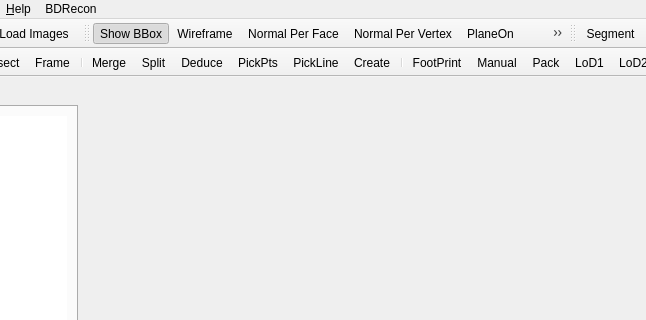
Old version of the form qCC/ui_templates/mainWindow.ui in the repository CloudCompare/CloudCompare; both pictures show x 235 to 881 and y 0 to 320 of the 1024 by 834 pixel window.
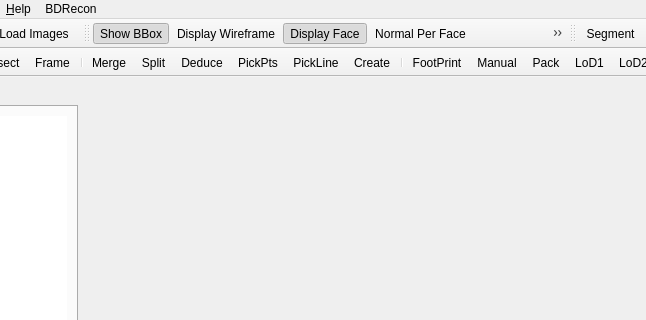
New version of the form. Icons and pictures are not drawn. Custom widgets are drawn as their Qt base class.

Commit message: show face normals

The edit to the form file:
```diff
--- a/qCC/ui_templates/mainWindow.ui
+++ b/qCC/ui_templates/mainWindow.ui
@@ -960,6 +960,7 @@
    </attribute>
    <addaction name="actionDisplayShowBBox"/>
    <addaction name="actionDisplayWireframe"/>
+   <addaction name="actionDisplayFace"/>
    <addaction name="actionDisplayNormalPerFace"/>
    <addaction name="actionDisplayNormalPerVertex"/>
    <addaction name="actionBDDisplayPlaneOn"/>
@@ -3835,7 +3836,7 @@
      <normaloff>:/CC/Stocker/images/stocker/showframe.png</normaloff>:/CC/Stocker/images/stocker/showframe.png</iconset>
    </property>
    <property name="text">
-    <string>Wireframe</string>
+    <string>Display Wireframe</string>
    </property>
    <property name="toolTip">
     <string>Display Wireframe</string>
@@ -3871,6 +3872,27 @@
     <string>Display Normal Per Vertex</string>
    </property>
   </action>
+  <action name="actionDisplayFace">
+   <property name="checkable">
+    <bool>true</bool>
+   </property>
+   <property name="checked">
+    <bool>true</bool>
+   </property>
+   <property name="icon">
+    <iconset resource="../icones.qrc">
+     <normaloff>:/CC/Stocker/images/stocker/showface.png</normaloff>:/CC/Stocker/images/stocker/showface.png</iconset>
+   </property>
+   <property name="text">
+    <string>Display Face</string>
+   </property>
+   <property name="iconText">
+    <string>Display Face</string>
+   </property>
+   <property name="toolTip">
+    <string>Display Face</string>
+   </property>
+  </action>
  </widget>
  <customwidgets>
   <customwidget>
```
Left out of the diff: 1 changed line with no effect on the pictures. The commit also changes 8 other files.
